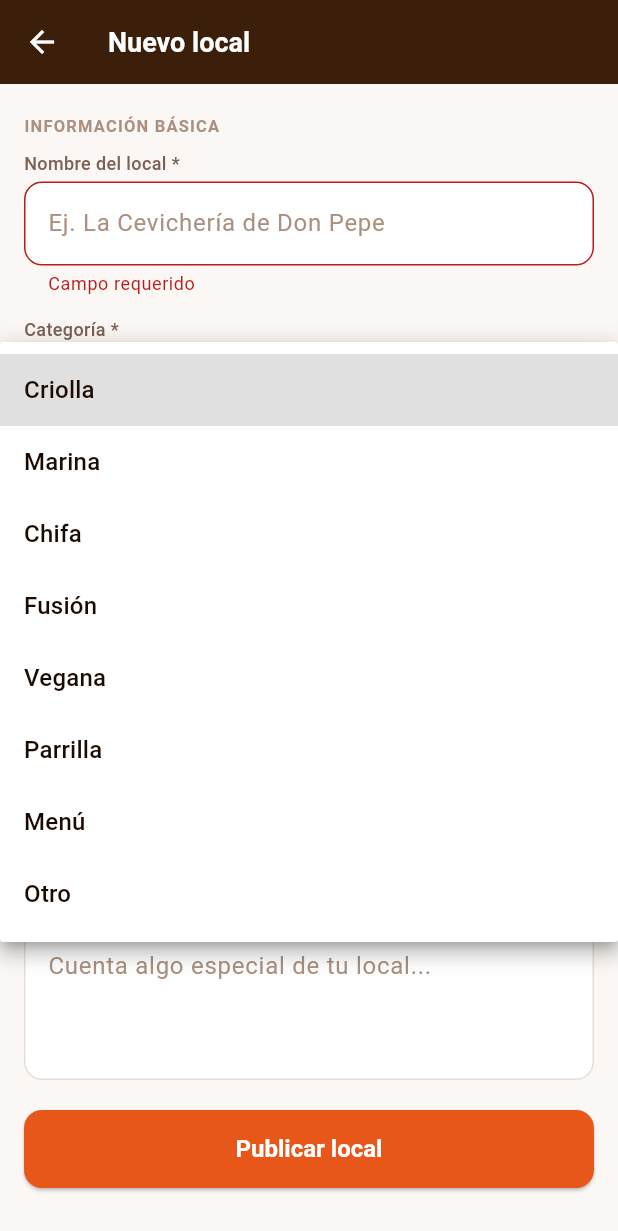
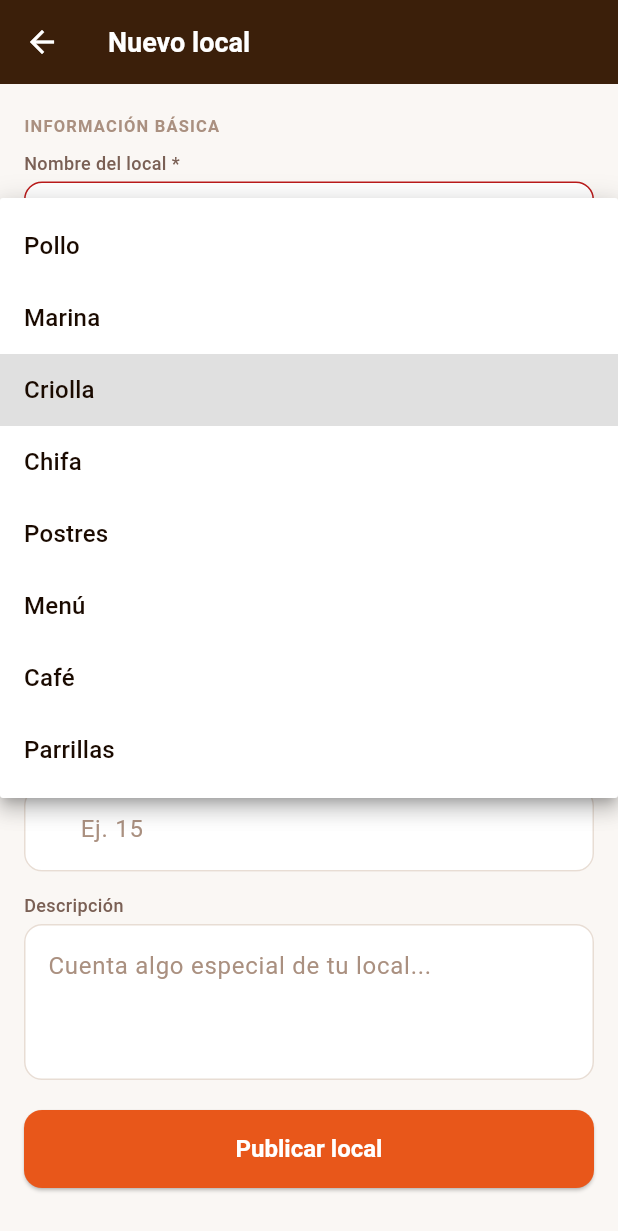
Before and after one commit to HuariqueHub/HuariqueHub-AppFlutter, a Flutter app: the CreateEditHuariqueScreen screen opened by its route, after a tap on "Publicar local", after a tap on "Criolla", on a phone screen of 412 x 824 dp. Shown: the top 1231 px of the screen. Run offline on Flutter 3.47's test engine with Material 3 defaults, Android fonts, the phone set to English and light mode, and no system bars; our stand-ins replace dio, go_router, shared_preferences; accounts and stored records are empty; network calls fail.

Commit message:
fix(app): conectar el flujo principal con el backend desplegado
- huarique_service: update usa PATCH /huariques/{id} (antes PUT inexistente)
- huarique_service: agrega getCategories() para resolver categoryId
- create_edit_huarique: envia categoryId (requerido por el backend)
- home: las categorias de filtro se derivan de datos reales
- auth_service: registro hace auto-login para persistir el token JWT

Verificado contra el backend en Railway: crear (201), editar (200),
listar, resenas y autenticacion.

```diff
--- a/lib/data/services/auth_service.dart
+++ b/lib/data/services/auth_service.dart
@@ -26,13 +26,15 @@ class AuthService {
     required String password,
     required String role,
   }) async {
-    final response = await _dio.post('/users', data: {
+    await _dio.post('/users', data: {
       'name': name,
       'email': email,
       'password': password,
       'role': role,
     });
-    return AppUser.fromJson(response.data as Map<String, dynamic>);
+    // POST /users no devuelve token; iniciamos sesión automáticamente para
+    // obtener y persistir el JWT y así habilitar las llamadas autenticadas.
+    return login(email, password);
   }
 
   Future<List<AppUser>> getUsers() async {
--- a/lib/data/services/huarique_service.dart
+++ b/lib/data/services/huarique_service.dart
@@ -37,12 +37,25 @@ class HuariqueService {
   }
 
   Future<Huarique> update(int id, Map<String, dynamic> data) async {
-    final response = await _dio.put('/huariques/$id', data: data);
+    // El backend expone PATCH /huariques/{id} (actualización parcial), no PUT.
+    final response = await _dio.patch('/huariques/$id', data: data);
     return Huarique.fromJson(response.data as Map<String, dynamic>);
   }
 
   Future<void> delete(int id) async {
     await _dio.delete('/huariques/$id');
+  }
+
+  // ── Categorías ─────────────────────────────────────────────────────────────
+  /// Devuelve las categorías disponibles como mapa nombre → id.
+  /// El backend exige `categoryId` (int) al crear/editar un huarique.
+  Future<Map<String, int>> getCategories() async {
+    final response = await _dio.get('/categories');
+    final list = response.data as List<dynamic>;
+    return {
+      for (final e in list)
+        (e as Map<String, dynamic>)['name'] as String: e['id'] as int,
+    };
   }
 
   // ── Reviews ──────────────────────────────────────────────────────────────
--- a/lib/features/owner/create_edit_huarique_screen.dart
+++ b/lib/features/owner/create_edit_huarique_screen.dart
@@ -2,13 +2,21 @@ import 'package:flutter/material.dart';
 import 'package:go_router/go_router.dart';
 import 'package:provider/provider.dart';
 import '../../core/theme/app_colors.dart';
-import '../../data/models/huarique.dart';
 import '../../data/services/huarique_service.dart';
 import '../../providers/auth_provider.dart';
 
-const _categoryOptions = [
-  'Criolla', 'Marina', 'Chifa', 'Fusión', 'Vegana', 'Parrilla', 'Menú', 'Otro'
-];
+// Mapa de respaldo nombre → id (coincide con las categorías sembradas en el
+// backend) por si la carga desde el API falla. El backend exige `categoryId`.
+const Map<String, int> _fallbackCategories = {
+  'Pollo': 1,
+  'Marina': 2,
+  'Criolla': 3,
+  'Chifa': 4,
+  'Postres': 5,
+  'Menú': 6,
+  'Café': 7,
+  'Parrillas': 8,
+};
 
 class CreateEditHuariqueScreen extends StatefulWidget {
   final int? huariqueId;
@@ -29,6 +37,10 @@ class _CreateEditHuariqueScreenState
   final _addressCtrl = TextEditingController();
   final _priceCtrl = TextEditingController();
   final _descCtrl = TextEditingController();
+
+  // Categorías reales (nombre → id). Se inicializa con el respaldo y se
+  // reemplaza con las categorías cargadas desde el backend.
+  Map<String, int> _categoryIds = Map.of(_fallbackCategories);
   String _category = 'Criolla';
 
   bool _loading = false;
@@ -40,7 +52,24 @@ class _CreateEditHuariqueScreenState
   @override
   void initState() {
     super.initState();
+    _loadCategories();
     if (_isEditing) _loadExisting();
+  }
+
+  Future<void> _loadCategories() async {
+    try {
+      final cats = await _service.getCategories();
+      if (cats.isNotEmpty && mounted) {
+        setState(() {
+          _categoryIds = cats;
+          if (!_categoryIds.containsKey(_category)) {
+            _category = _categoryIds.keys.first;
+          }
+        });
+      }
+    } catch (_) {
+      // Se mantiene el mapa de respaldo si falla la carga.
+    }
   }
 
   @override
@@ -62,7 +91,14 @@ class _CreateEditHuariqueScreenState
       _addressCtrl.text = h.address ?? '';
       _priceCtrl.text = h.price > 0 ? h.price.toStringAsFixed(0) : '';
       _descCtrl.text = h.description ?? '';
-      setState(() => _category = h.category);
+      setState(() {
+        // Si la categoría del huarique no está en la lista, la agregamos para
+        // que el dropdown pueda mostrarla sin romper.
+        if (h.category.isNotEmpty && !_categoryIds.containsKey(h.category)) {
+          _categoryIds = {..._categoryIds, h.category: 0};
+        }
+        _category = h.category.isNotEmpty ? h.category : _category;
+      });
     } catch (_) {
       setState(() => _error = 'Error al cargar el huarique.');
     } finally {
@@ -78,6 +114,7 @@ class _CreateEditHuariqueScreenState
       final data = {
         'name': _nameCtrl.text.trim(),
         'category': _category,
+        'categoryId': _categoryIds[_category] ?? _fallbackCategories[_category] ?? 0,
         'district': _districtCtrl.text.trim(),
         'address': _addressCtrl.text.trim(),
         'price': double.tryParse(_priceCtrl.text) ?? 0.0,
@@ -141,8 +178,10 @@ class _CreateEditHuariqueScreenState
                     _FormField(
                       label: 'Categoría *',
                       child: DropdownButtonFormField<String>(
-                        value: _category,
-                        items: _categoryOptions
+                        value: _categoryIds.containsKey(_category)
+                            ? _category
+                            : _categoryIds.keys.first,
+                        items: _categoryIds.keys
                             .map((c) => DropdownMenuItem(
                                 value: c, child: Text(c)))
                             .toList(),
```
Also changed, not shown: lib/features/home/home_screen.dart (+8 -2 lines).
